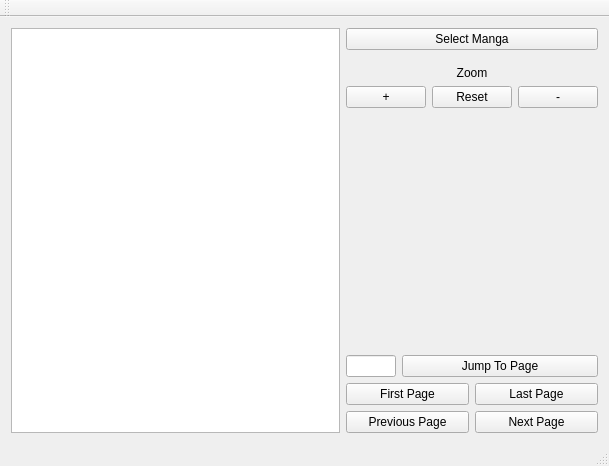
The window that mainwindow.ui (joe-broder15/mango) describes before a commit, drawn with Qt 5.
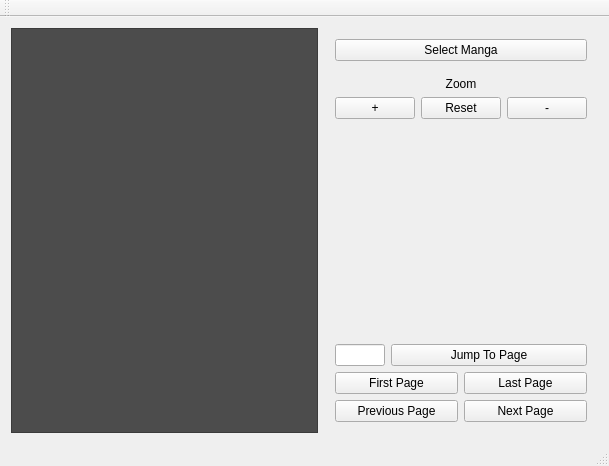
The same window after the commit.

The edit to the form file:
```diff
--- a/mainwindow.ui
+++ b/mainwindow.ui
@@ -16,13 +16,18 @@
   <widget class="QWidget" name="centralWidget">
    <layout class="QHBoxLayout" name="horizontalLayout_3">
     <item>
-     <widget class="QGraphicsView" name="pageDisplay"/>
+     <widget class="QGraphicsView" name="pageDisplay">
+      <property name="styleSheet">
+       <string notr="true">background-color: rgb(76, 76, 76);</string>
+      </property>
+     </widget>
     </item>
     <item>
-     <layout class="QVBoxLayout" name="verticalLayout_4">
-      <item>
+     <widget class="QWidget" name="sideBarWidget" native="true">
        <layout class="QVBoxLayout" name="verticalLayout">
         <item>
+        <layout class="QVBoxLayout" name="sideBarLayout">
+         <item>
          <widget class="QPushButton" name="getMangaButton">
           <property name="text">
            <string>Select Manga</string>
@@ -95,6 +100,9 @@
         </item>
         <item>
          <widget class="QLabel" name="pageLabel">
+           <property name="styleSheet">
+            <string notr="true"/>
+           </property>
           <property name="text">
            <string/>
           </property>
@@ -169,6 +177,7 @@
        </layout>
       </item>
      </layout>
+     </widget>
     </item>
    </layout>
   </widget>
```
Lines whose indentation alone changed are shown as unchanged.
